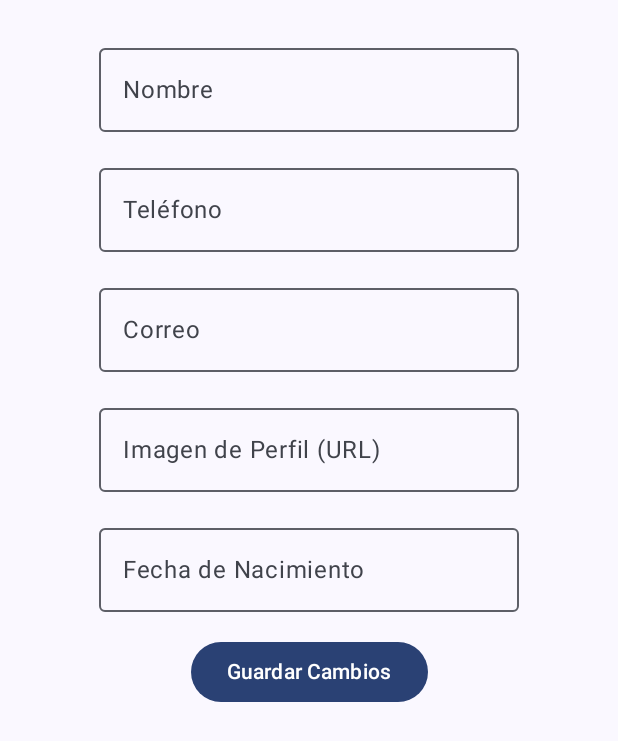
After one commit to FundacionBlockchainChile/Sprint_Modulo_06, an Android app built with Jetpack Compose: the composable EditContactView called with empty values, on a phone screen of 412 x 824 dp. The commit adds this screen. Shown: the top 741 px of the screen. Run offline under Robolectric (Android 15) with nearby library versions, the phone set to English and light mode, and no system bars; our stand-ins replace Room's generated code.

Commit message:
Individual_02

```diff
--- a/app/src/main/AndroidManifest.xml
+++ b/app/src/main/AndroidManifest.xml
@@ -1,6 +1,10 @@
 <?xml version="1.0" encoding="utf-8"?>
 <manifest xmlns:android="http://schemas.android.com/apk/res/android"
     xmlns:tools="http://schemas.android.com/tools">
+
+    <!-- Permiso de Internet necesario para cargar imágenes desde URLs -->
+    <uses-permission android:name="android.permission.INTERNET" />
+
 
     <application
         android:allowBackup="true"
--- /dev/null
+++ b/app/src/main/java/com/example/contactapp/view/EditContactView.kt
@@ -0,0 +1,81 @@
+package com.example.contactapp.view
+
+import androidx.compose.foundation.layout.Column
+import androidx.compose.foundation.layout.fillMaxSize
+import androidx.compose.foundation.layout.padding
+import androidx.compose.material3.Button
+import androidx.compose.material3.OutlinedTextField
+import androidx.compose.material3.Text
+import androidx.compose.runtime.*
+import androidx.compose.ui.Alignment
+import androidx.compose.ui.Modifier
+import androidx.compose.ui.unit.dp
+import androidx.navigation.NavController
+import com.example.contactapp.model.ContactModel
+import com.example.contactapp.viewModel.ContactViewModel
+
+@Composable
+fun EditContactView(navController: NavController, viewModel: ContactViewModel, contactId: Long) {
+    val contact = viewModel.contactList.collectAsState().value.find { it.id == contactId }
+
+    var name by remember { mutableStateOf(contact?.name ?: "") }
+    var phone by remember { mutableStateOf(contact?.phone ?: "") }
+    var email by remember { mutableStateOf(contact?.email ?: "") }
+    var profileImage by remember { mutableStateOf(contact?.profileImage ?: "") }
+    var dateOfBirth by remember { mutableStateOf(contact?.dateOfBirth ?: "") }
+
+    Column(
+        modifier = Modifier
+            .fillMaxSize()
+            .padding(16.dp),
+        horizontalAlignment = Alignment.CenterHorizontally
+    ) {
+        OutlinedTextField(
+            value = name,
+            onValueChange = { name = it },
+            label = { Text(text = "Nombre") },
+            modifier = Modifier.padding(8.dp)
+        )
+        OutlinedTextField(
+            value = phone,
+            onValueChange = { phone = it },
+            label = { Text(text = "Teléfono") },
+            modifier = Modifier.padding(8.dp)
+        )
+        OutlinedTextField(
+            value = email,
+            onValueChange = { email = it },
+            label = { Text(text = "Correo") },
+            modifier = Modifier.padding(8.dp)
+        )
+        OutlinedTextField(
+            value = profileImage,
+            onValueChange = { profileImage = it },
+            label = { Text(text = "Imagen de Perfil (URL)") },
+            modifier = Modifier.padding(8.dp)
+        )
+        OutlinedTextField(
+            value = dateOfBirth,
+            onValueChange = { dateOfBirth = it },
+            label = { Text(text = "Fecha de Nacimiento") },
+            modifier = Modifier.padding(8.dp)
+        )
+        Button(
+            onClick = {
+                val updatedContact = ContactModel(
+                    id = contactId,
+                    name = name,
+                    phone = phone,
+                    email = email,
+                    profileImage = profileImage,
+                    dateOfBirth = dateOfBirth
+                )
+                viewModel.updateContact(updatedContact)
+                navController.popBackStack() // Volver a la vista principal
+            },
+            modifier = Modifier.padding(8.dp)
+        ) {
+            Text(text = "Guardar Cambios")
+        }
+    }
+}
```
Also changed, not shown: app/src/main/java/com/example/contactapp/navigation/NavManager.kt (+6 -1 lines), app/src/main/java/com/example/contactapp/view/HomeView.kt (+71 -17 lines), 2 other files.
